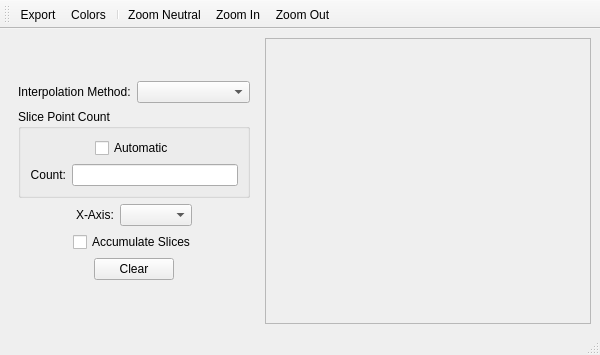
Qt form code/display/Slicer/SlicerMainWindow.ui (radio-astro/casa) before a commit.
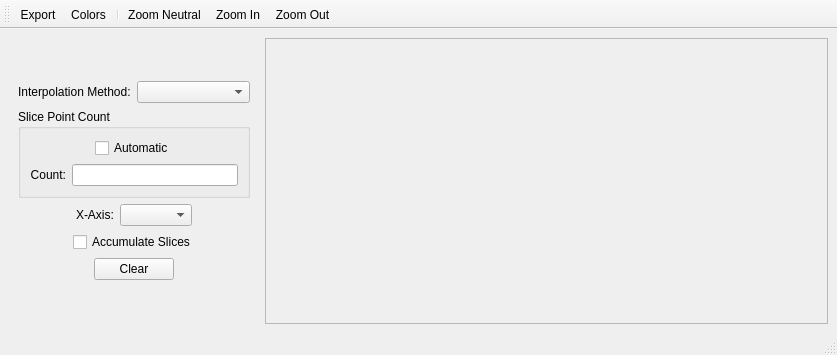
The same form after that commit. Icons and pictures are not drawn.

Diff of the .ui file:
```diff
--- a/code/display/Slicer/SlicerMainWindow.ui
+++ b/code/display/Slicer/SlicerMainWindow.ui
@@ -6,7 +6,7 @@
    <rect>
     <x>0</x>
     <y>0</y>
-    <width>600</width>
+    <width>837</width>
     <height>355</height>
    </rect>
   </property>
```
Lines whose indentation alone changed are shown as unchanged.
